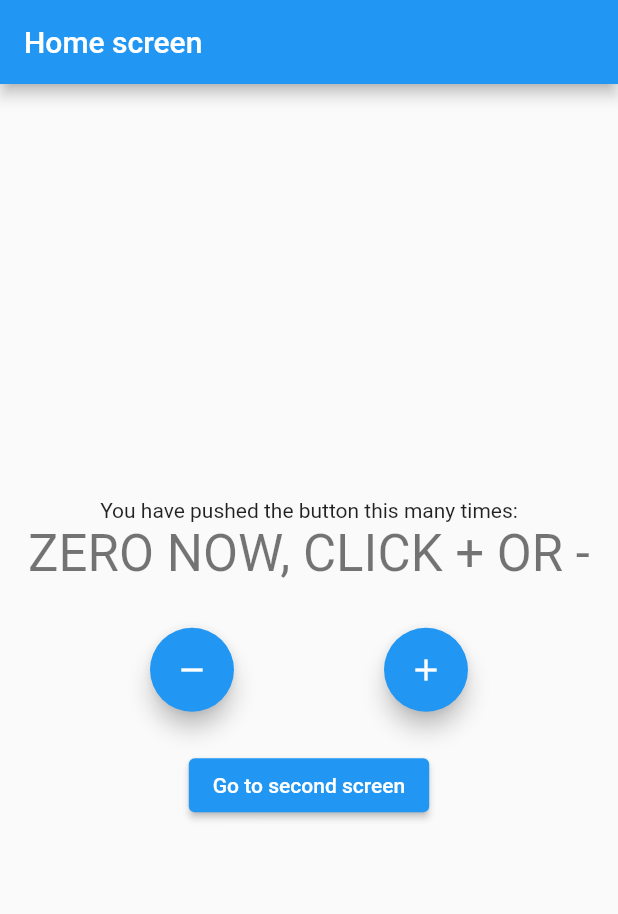
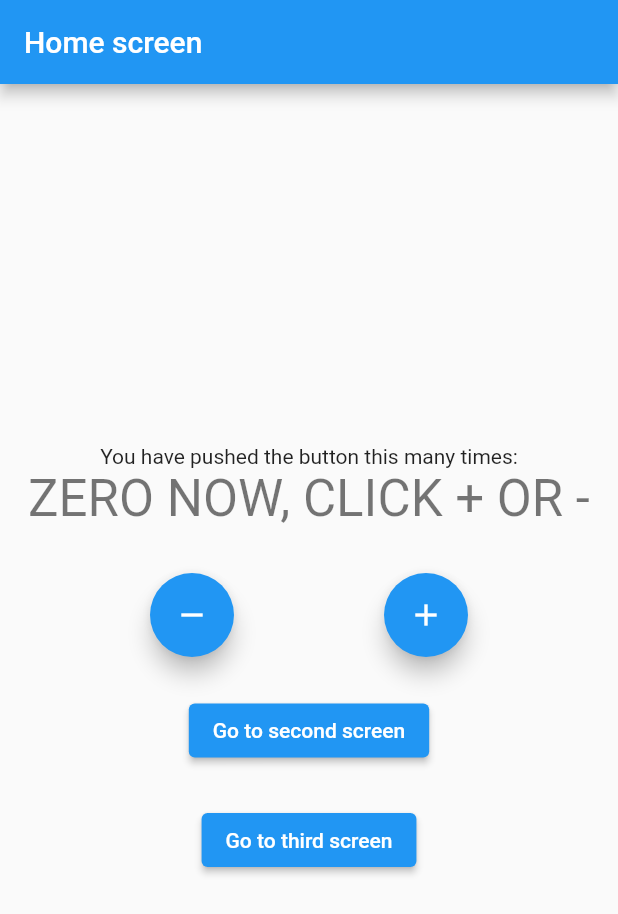
Before and after one commit to drekyyy/flutter_bloc_concepts, a Flutter app: the screen it shows after launch, on a phone screen of 412 x 824 dp. Shown: the top 914 px of the screen. Run offline on Flutter 3.47's test engine with Material 2 defaults, Android fonts, the phone set to English and light mode, and no system bars; our stand-ins replace bloc, equatable, flutter_bloc.

Commit message:
fix: named routing

```diff
--- a/lib/main.dart
+++ b/lib/main.dart
@@ -37,8 +37,7 @@ class _MyAppState extends State<MyApp> {
                 const SecondScreen(title: 'Second screen', color: Colors.red)),
         '/third': (context) => BlocProvider.value(
             value: _counterCubit,
-            child:
-                const ThirdScreen(title: 'Third screen', color: Colors.orange))
+            child: const ThirdScreen(title: 'Third screen', color: Colors.pink))
       },
     );
   }
--- a/lib/presentation/screens/home_screen.dart
+++ b/lib/presentation/screens/home_screen.dart
@@ -25,8 +25,10 @@ class _HomeScreenState extends State<HomeScreen> {
 
   @override
   Widget build(BuildContext context) {
+    print(widget.color);
     return Scaffold(
       appBar: AppBar(
+        backgroundColor: widget.color,
         title: Text(widget.title),
       ),
       body: Center(
@@ -74,6 +76,7 @@ class _HomeScreenState extends State<HomeScreen> {
               mainAxisAlignment: MainAxisAlignment.spaceEvenly,
               children: [
                 FloatingActionButton(
+                    backgroundColor: widget.color,
                     heroTag: null,
                     onPressed: () {
                       BlocProvider.of<CounterCubit>(context).decrement();
@@ -81,6 +84,7 @@ class _HomeScreenState extends State<HomeScreen> {
                     tooltip: 'Decrement',
                     child: const Icon(Icons.remove)),
                 FloatingActionButton(
+                    backgroundColor: widget.color,
                     heroTag: null,
                     onPressed: () {
                       BlocProvider.of<CounterCubit>(context).increment();
@@ -94,15 +98,17 @@ class _HomeScreenState extends State<HomeScreen> {
                 style: ButtonStyle(
                     backgroundColor: MaterialStateProperty.all(widget.color)),
                 onPressed: () {
-                  Navigator.of(context).push(MaterialPageRoute(
-                      builder: ((_) => BlocProvider.value(
-                            value: BlocProvider.of<CounterCubit>(
-                                context), //provide existing instance of CounterCubit
-                            child: const SecondScreen(
-                                title: 'Second screen', color: Colors.pink),
-                          ))));
+                  Navigator.of(context).pushNamed('/second');
                 },
-                child: const Text('Go to second screen'))
+                child: const Text('Go to second screen')),
+            const SizedBox(height: 25),
+            ElevatedButton(
+                style: ButtonStyle(
+                    backgroundColor: MaterialStateProperty.all(widget.color)),
+                onPressed: () {
+                  Navigator.of(context).pushNamed('/third');
+                },
+                child: const Text('Go to third screen'))
           ],
         ),
       ),
```
Also changed, not shown: lib/presentation/screens/second_screen.dart (+1 -13 lines), lib/presentation/screens/third_screen.dart (+4 -22 lines).
